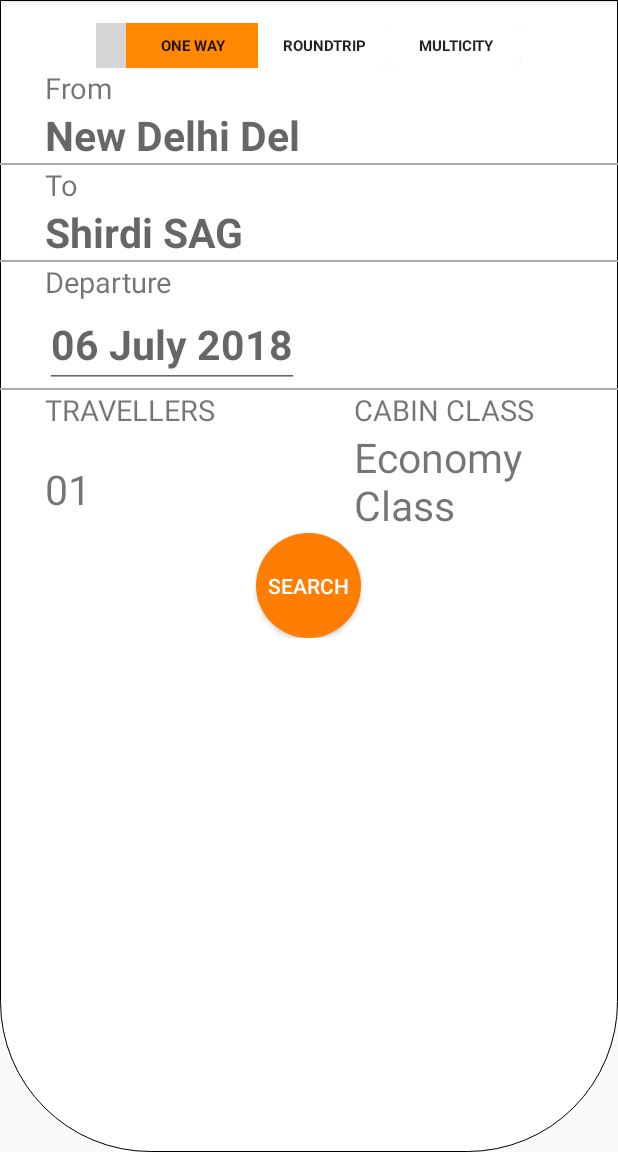
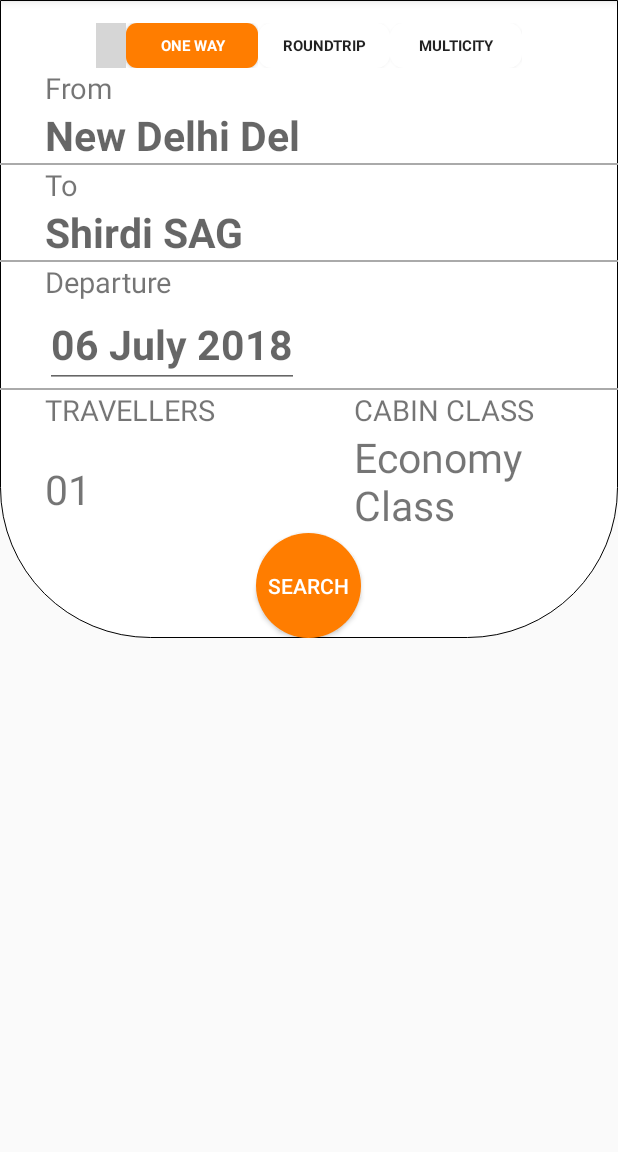
Before and after one commit to Navjot-sondh/FareHawker-mine, an Android app: the screen it shows after launch (FlightBooking before the commit, OneWay after it), after a tap on an icon or button, on a phone screen of 412 x 824 dp, the part 84-1236 px from its top. Run offline under Robolectric (Android 15) with nearby library versions, the light colour scheme and no system bars; grey boxes are pictures that could not be loaded.

Commit message:
daily update

```diff
--- a/app/src/main/java/com/farehawker/farehawker/IconAdapter.java
+++ b/app/src/main/java/com/farehawker/farehawker/IconAdapter.java
@@ -44,10 +44,24 @@ public class IconAdapter extends RecyclerView.Adapter<IconAdapter.GroceryViewHol
             public void onClick(View v) {
                 String productName = horizontalGrocderyList.get(position).getProductName().toString();
                 Toast.makeText(context, productName + " is selected", Toast.LENGTH_SHORT).show();
+                switch(productName)
+                {
+                    case "FLIGHT":Intent intent = new Intent(context,OneWay.class);
+                        intent.addFlags(Intent.FLAG_ACTIVITY_NEW_TASK);
+                        context.startActivity(intent);
+                        break;
+                    case "HOTEL": intent = new Intent(context,HotelSearch.class);
+                    context.startActivity(intent);
+                    case "HELICOPTER":
+                        break;
+                    case "PRIVET JETS":
+                        break;
+                    case "GROUP BOOKING":
+                        break;
+                    default:
+                        break;
+                }//End of switch
 
-                Intent intent = new Intent(context,FlightBooking.class);
-                intent.addFlags(Intent.FLAG_ACTIVITY_NEW_TASK);
-                context.startActivity(intent);
             }
         });
     }
--- a/app/src/main/java/com/farehawker/farehawker/OneWay.java
+++ b/app/src/main/java/com/farehawker/farehawker/OneWay.java
@@ -61,7 +61,8 @@ public class OneWay extends AppCompatActivity
     Button addCityButton;
     Button removeCityButton;
     static int noOfCities=1;
-    public void changeTextViewColor(View view) {
+    public void changeTextViewColor(View view)
+    {
 
         String tag = (String) view.getTag();
         Log.i("Log", "" + view.getTag());
@@ -142,7 +143,7 @@ public class OneWay extends AppCompatActivity
     @Override
     protected void onCreate(@Nullable Bundle savedInstanceState) {
         super.onCreate(savedInstanceState);
-       // setContentView(R.layout.flight_booking);
+        setContentView(R.layout.flight_booking);
         Log.i("","Inside one way onCreate method");
         multicityScrollView= findViewById(R.id.multicityScrollView);
         roundTripTextView=(TextView) findViewById(R.id.roundTripTextView);
@@ -166,7 +167,8 @@ public class OneWay extends AppCompatActivity
         displayMcTravelClassDialog=  findViewById(R.id.displayMcTravelClassDialog);
         //oneWayButton.setCompoundDrawablesWithIntrinsicBounds( tickIcon, null, null, null );
         multicityLinearLayout = (LinearLayout) findViewById(R.id.multicityLinearLayout);
-        oneAndRoundLinearLayout.setVisibility(View.VISIBLE);
+
+        //oneAndRoundLinearLayout.setVisibility(View.VISIBLE);
 
         oneWaybuttonImageView.setVisibility(View.VISIBLE);
         roundTripButtonImageView.setVisibility(View.GONE);
--- a/app/src/main/res/layout/flight_booking.xml
+++ b/app/src/main/res/layout/flight_booking.xml
@@ -1,5 +1,9 @@
 <?xml version="1.0" encoding="utf-8"?>
-
+<ScrollView
+    xmlns:android="http://schemas.android.com/apk/res/android"
+    android:layout_width="match_parent"
+    android:layout_height="match_parent"
+    >
 <LinearLayout
     xmlns:android="http://schemas.android.com/apk/res/android"
     android:layout_width="match_parent"
@@ -813,3 +817,4 @@
 
         </LinearLayout>
     </LinearLayout>
+</ScrollView>
--- a/app/src/main/res/layout/icon_list_row.xml
+++ b/app/src/main/res/layout/icon_list_row.xml
@@ -9,7 +9,7 @@
 <ImageView
     android:id="@+id/icon_imageView"
     android:layout_width="match_parent"
-    android:layout_height="30dp" />
+    android:layout_height="50dp" />
     <TextView
         android:id="@+id/icon_textView"
         android:layout_width="match_parent"
```
Also changed, not shown: app/src/main/java/com/farehawker/farehawker/FlightBooking.java (+17 -11 lines), app/src/main/java/com/farehawker/farehawker/RoundTripBooking.java (+10 -1 lines).
